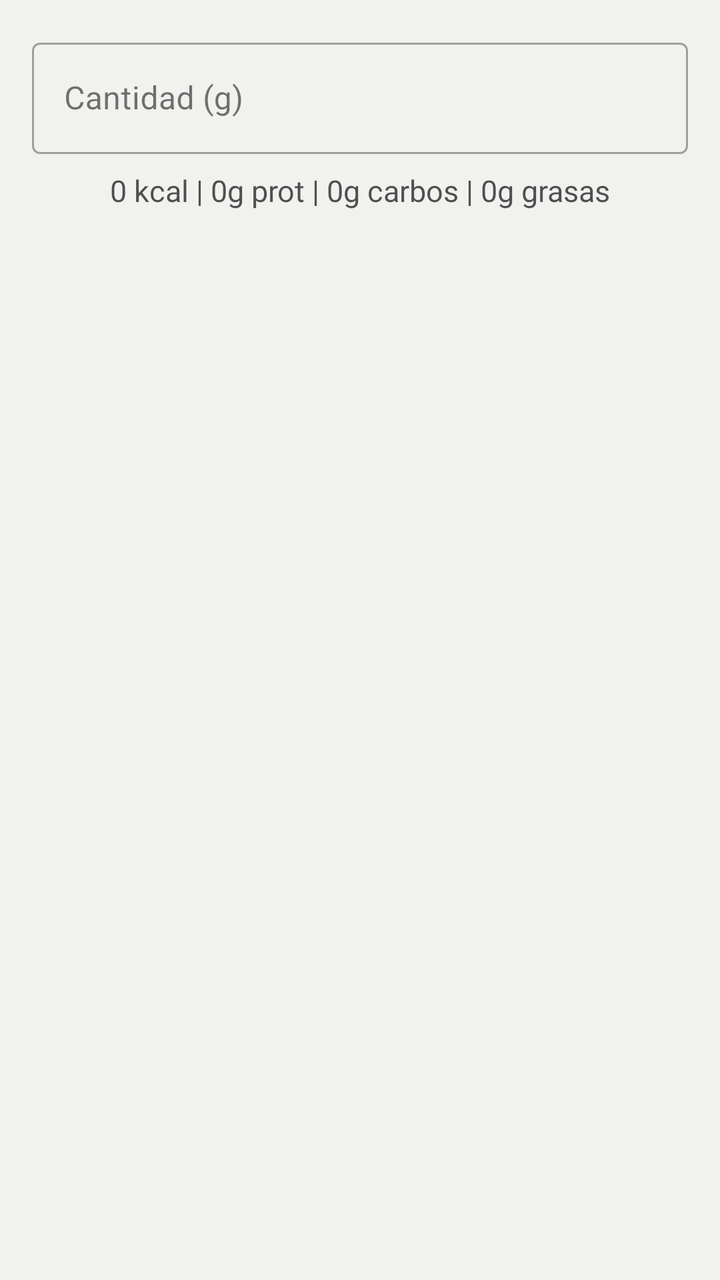
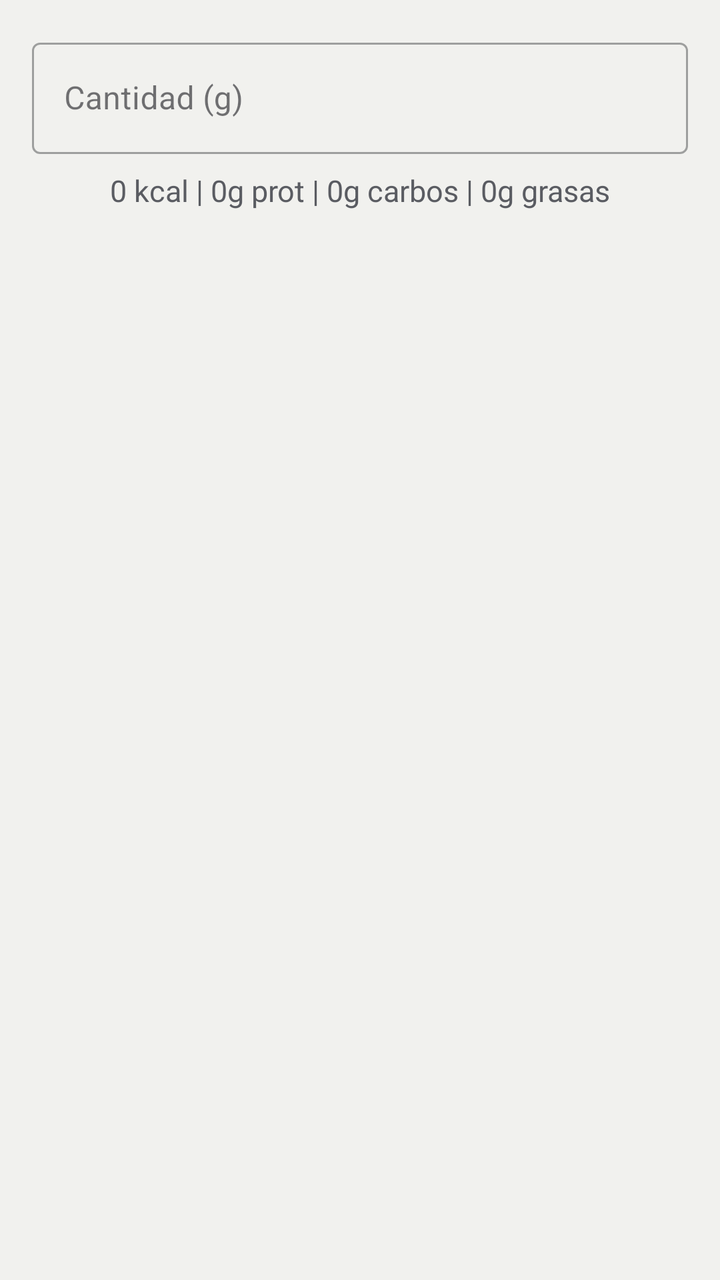

Compare the two renders of this Android layout. The source of the first and the diff that turns it into the second are given below.
<!-- AndroidManifest.xml: application theme Theme.GymProFit -->
<!-- res/layout/dialog_gramos.xml -->
<?xml version="1.0" encoding="utf-8"?>
<LinearLayout xmlns:android="http://schemas.android.com/apk/res/android"
    android:layout_width="match_parent"
    android:layout_height="wrap_content"
    android:orientation="vertical"
    android:padding="16dp">

    
    <com.google.android.material.textfield.TextInputLayout
        android:layout_width="match_parent"
        android:layout_height="wrap_content"
        android:layout_marginBottom="8dp"
        android:hint="@string/anadir_alimento_gramos_hint"
        style="@style/Widget.MaterialComponents.TextInputLayout.OutlinedBox">

        <com.google.android.material.textfield.TextInputEditText
            android:id="@+id/etGramos"
            android:layout_width="match_parent"
            android:layout_height="wrap_content"
            android:inputType="numberDecimal"
            android:singleLine="true" />

    </com.google.android.material.textfield.TextInputLayout>

    
    <TextView
        android:id="@+id/tvPreviewMacros"
        android:layout_width="match_parent"
        android:layout_height="wrap_content"
        android:textSize="@dimen/text_caption"
        android:textColor="?attr/colorOnSurface"
        android:alpha="0.75"
        android:gravity="center"
        android:text="0 kcal | 0g prot | 0g carbos | 0g grasas" />

</LinearLayout>
<!-- resources referenced by this layout -->
<resources>
  <dimen name="text_caption">15sp</dimen>
  <style name="Theme.GymProFit" parent="Theme.Material3.DayNight.NoActionBar">
          
          <item name="colorPrimary">@color/gp_primary</item>
          <item name="colorOnPrimary">@color/gp_on_primary</item>
          <item name="colorPrimaryContainer">@color/gp_primary_container</item>
          <item name="colorOnPrimaryContainer">@color/gp_on_primary_container</item>
          <item name="colorSecondary">@color/gp_gold</item>
          <item name="colorSurface">@color/gp_surface</item>
          <item name="colorOnSurface">@color/gp_on_surface</item>
          <item name="colorSurfaceVariant">@color/gp_surface_2</item>
          <item name="colorOnSurfaceVariant">@color/gp_text_secondary</item>
          <item name="colorOutline">@color/gp_stroke</item>
          <item name="colorOutlineVariant">@color/gp_stroke</item>
          <item name="colorError">@color/gp_error</item>
          <item name="android:colorBackground">@color/gp_background</item>
          <item name="android:windowBackground">@color/gp_background</item>
          <item name="android:textColorPrimary">@color/gp_on_surface</item>
          <item name="android:textColorSecondary">@color/gp_text_secondary</item>
  
          
          <item name="android:statusBarColor">@color/gp_background</item>
          <item name="android:navigationBarColor">@color/gp_background</item>
          <item name="android:windowLightStatusBar">true</item>
  
          
          <item name="android:windowAnimationStyle">@style/GymProFit.WindowAnimation</item>
  
          
          <item name="materialCardViewStyle">@style/Widget.GymProFit.Card</item>
          <item name="materialButtonStyle">@style/Widget.GymProFit.Button</item>
          <item name="chipStyle">@style/Widget.GymProFit.Chip</item>
          <item name="bottomNavigationStyle">@style/Widget.GymProFit.BottomNavigationView</item>
          <item name="floatingActionButtonStyle">@style/Widget.GymProFit.Fab</item>
          <item name="materialAlertDialogTheme">@style/ThemeOverlay.GymProFit.Dialog</item>
          <item name="popupMenuStyle">@style/Widget.GymProFit.PopupMenu</item>
          <item name="android:popupMenuStyle">@style/Widget.GymProFit.PopupMenu</item>
          <item name="snackbarStyle">@style/Widget.GymProFit.Snackbar</item>
  
          
          
          <item name="textAppearanceDisplayLarge">@style/Font.GymProFit.DisplayLarge</item>
          <item name="textAppearanceDisplayMedium">@style/Font.GymProFit.DisplayMedium</item>
          <item name="textAppearanceDisplaySmall">@style/Font.GymProFit.DisplaySmall</item>
          <item name="textAppearanceHeadlineLarge">@style/Font.GymProFit.HeadlineLarge</item>
          <item name="textAppearanceHeadlineMedium">@style/Font.GymProFit.HeadlineMedium</item>
          <item name="textAppearanceHeadlineSmall">@style/Font.GymProFit.HeadlineSmall</item>
          <item name="textAppearanceTitleLarge">@style/Font.GymProFit.TitleLarge</item>
          <item name="textAppearanceTitleMedium">@style/Font.GymProFit.TitleMedium</item>
          <item name="textAppearanceTitleSmall">@style/Font.GymProFit.TitleSmall</item>
          <item name="textAppearanceBodyLarge">@style/Font.GymProFit.BodyLarge</item>
          <item name="textAppearanceBodyMedium">@style/Font.GymProFit.BodyMedium</item>
          <item name="textAppearanceBodySmall">@style/Font.GymProFit.BodySmall</item>
          <item name="textAppearanceLabelLarge">@style/Font.GymProFit.LabelLarge</item>
          <item name="textAppearanceLabelMedium">@style/Font.GymProFit.LabelMedium</item>
          <item name="textAppearanceLabelSmall">@style/Font.GymProFit.LabelSmall</item>
      </style>
  <color name="gp_primary">#B83E00</color>
  <color name="gp_gold">#B58A2A</color>
  <color name="gp_surface">#FFFFFF</color>
  <color name="gp_surface_2">#E8E8E3</color>
  <color name="gp_stroke">#C9C9C2</color>
  <color name="gp_error">#C62828</color>
  <color name="gp_background">#F1F1EE</color>
  <!-- unchanged entries left out for length: 32 -->
</resources>

<!-- the commit's change to res/layout/dialog_gramos.xml (unified diff, before → after) -->
@@ -28,8 +28,7 @@
         android:layout_width="match_parent"
         android:layout_height="wrap_content"
         android:textSize="@dimen/text_caption"
-        android:textColor="?attr/colorOnSurface"
-        android:alpha="0.75"
+        android:textColor="?attr/colorOnSurfaceVariant"
         android:gravity="center"
         android:text="0 kcal | 0g prot | 0g carbos | 0g grasas" />
 
<!-- resource entries referenced after the edit -->
@@ -13,7 +13,7 @@
           <item name="colorSurfaceVariant">@color/gp_surface_2</item>
           <item name="colorOnSurfaceVariant">@color/gp_text_secondary</item>
           <item name="colorOutline">@color/gp_stroke</item>
-          <item name="colorOutlineVariant">@color/gp_stroke</item>
+          <item name="colorOutlineVariant">@color/gp_divider</item>
           <item name="colorError">@color/gp_error</item>
           <item name="android:colorBackground">@color/gp_background</item>
           <item name="android:windowBackground">@color/gp_background</item>
@@ -58,10 +58,11 @@
           <item name="textAppearanceLabelSmall">@style/Font.GymProFit.LabelSmall</item>
       </style>
   <color name="gp_primary">#B83E00</color>
-  <color name="gp_gold">#B58A2A</color>
+  <color name="gp_gold">#AE8528</color>
   <color name="gp_surface">#FFFFFF</color>
   <color name="gp_surface_2">#E8E8E3</color>
-  <color name="gp_stroke">#C9C9C2</color>
+  <color name="gp_stroke">#8C8C7D</color>
+  <color name="gp_divider">#C9C9C2</color>
   <color name="gp_error">#C62828</color>
   <color name="gp_background">#F1F1EE</color>
   <!-- unchanged entries left out for length: 32 -->
